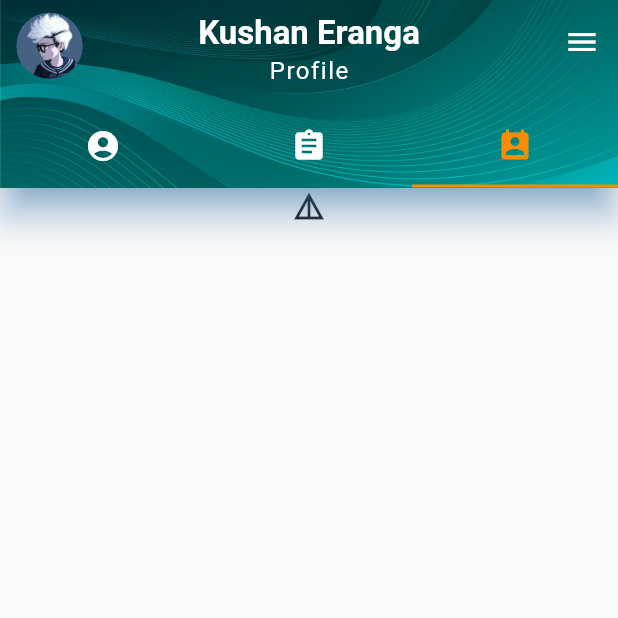
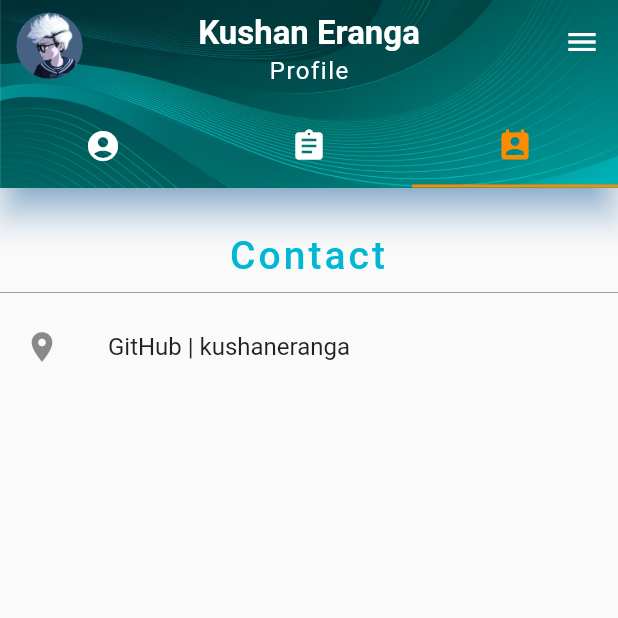
Before and after one commit to kushaneranga/Personal-App, a Flutter app: the screen it shows after launch, tab 3 chosen, on a phone screen of 412 x 824 dp, the top half of it. Run offline on Flutter 3.47's test engine with Material 2 defaults, Android fonts, the phone set to English and light mode, and no system bars.

Commit message:
Personal App

```diff
--- a/personal_app/lib/screens/home_page.dart
+++ b/personal_app/lib/screens/home_page.dart
@@ -193,6 +193,24 @@ class _MyHomePageState extends State<MyHomePage> {
                 shrinkWrap: false,
                 padding: const EdgeInsets.only(top: 30.0,),
                 children: <Widget>[
+                  Container(
+                    padding: const EdgeInsets.only(bottom: 2.0),
+                    child: Text(
+                      "Details",
+                      maxLines: 1,
+                      textAlign: TextAlign.center,
+                      style: TextStyle(
+                        fontSize: 26.0,
+                        fontWeight: FontWeight.w500,
+                        letterSpacing: 2.0,
+                        color: Colors.cyanAccent[700],
+                      ),
+                    ),
+                  ),
+                  const Divider(
+                    color: Colors.grey,
+                    thickness: 0.0,
+                  ),
                   ListTile(
                     leading: Icon(Icons.accessibility),
                     title: Text("Name with initials:"),
@@ -255,8 +273,41 @@ class _MyHomePageState extends State<MyHomePage> {
             Container(
               child: ListView(
                 scrollDirection: Axis.vertical,
+                shrinkWrap: false,
+                padding: const EdgeInsets.only(top: 30.0,),
                 children: <Widget>[
-                  Icon(Icons.details),
+                  Container(
+                    padding: const EdgeInsets.only(bottom: 2.0),
+                    child: Text(
+                      "Contact",
+                      maxLines: 1,
+                      textAlign: TextAlign.center,
+                      style: TextStyle(
+                        fontSize: 26.0,
+                        fontWeight: FontWeight.w500,
+                        letterSpacing: 2.0,
+                        color: Colors.cyanAccent[700],
+                      ),
+                    ),
+                  ),
+                  const Divider(
+                    color: Colors.grey,
+                    thickness: 0.0,
+                  ),
+                  ListTile(
+                    leading: Icon(Icons.location_on),
+                    title: Text("GitHub | kushaneranga "),
+                    // On Tab link
+                    onTap: () async {
+                      const url = 'https://github.com/kushaneranga';
+                      if (await canLaunch(url)) {
+                        await launch(url);
+                      } else {
+                        throw 'Could not launch $url';
+                      }
+                    },
+                    // On Tab link End
+                  ),
                 ],
               ),
             ),
```
